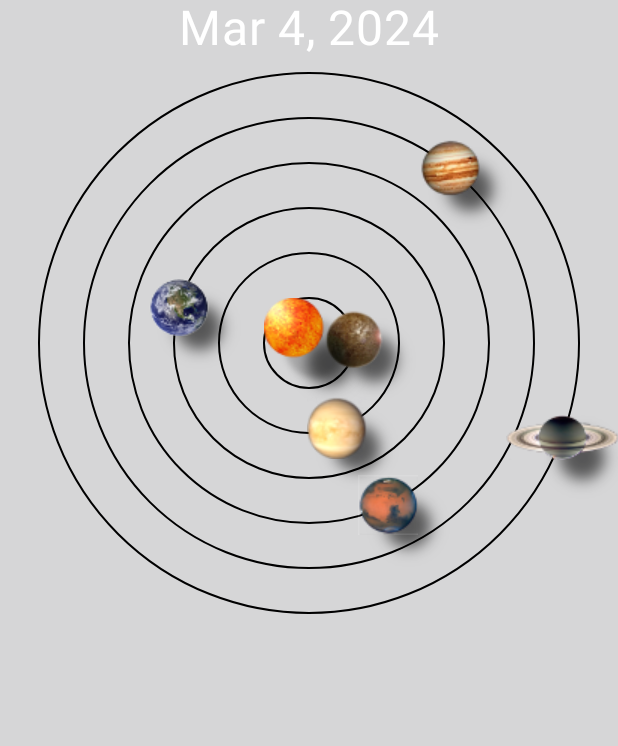
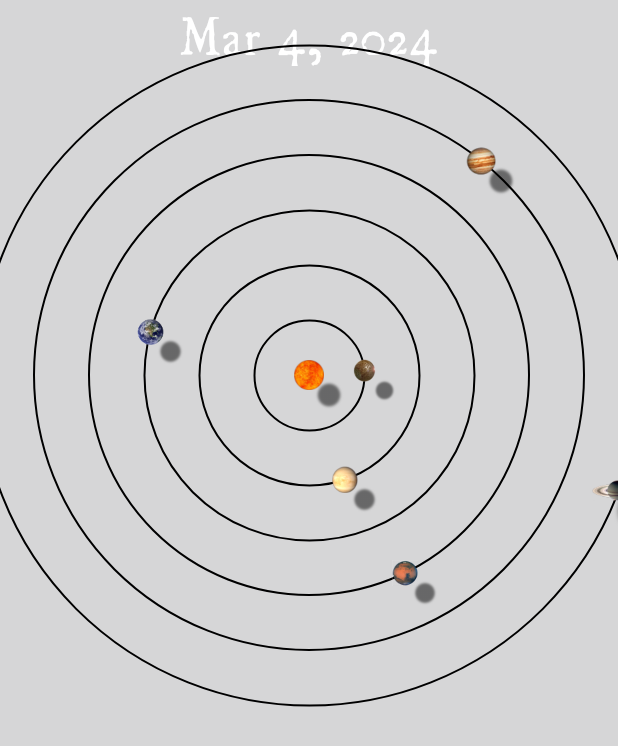
Before and after one commit to neveu/Astronomicon, an Android app built with Jetpack Compose: the screen it shows after launch (MainActivity), on a phone screen of 412 x 824 dp. Shown: the top 746 px of the screen. Run offline under Robolectric (Android 15) with nearby library versions, the phone set to English and light mode, and no system bars; our stand-ins replace EventBus.

Commit message:
more alchemical-looking font

```diff
--- a/app/src/main/java/fr/lehautcambara/astronomicon/MainActivity.kt
+++ b/app/src/main/java/fr/lehautcambara/astronomicon/MainActivity.kt
@@ -14,6 +14,8 @@ import androidx.compose.foundation.layout.absoluteOffset
 import androidx.compose.foundation.layout.fillMaxSize
 import androidx.compose.foundation.layout.fillMaxWidth
 import androidx.compose.foundation.layout.padding
+import androidx.compose.foundation.layout.requiredSize
+import androidx.compose.foundation.layout.size
 import androidx.compose.foundation.shape.CircleShape
 import androidx.compose.material3.MaterialTheme
 import androidx.compose.material3.Surface
@@ -34,6 +36,10 @@ import androidx.compose.ui.input.pointer.pointerInput
 import androidx.compose.ui.layout.ContentScale
 import androidx.compose.ui.layout.onGloballyPositioned
 import androidx.compose.ui.res.painterResource
+import androidx.compose.ui.text.font.Font
+import androidx.compose.ui.text.font.FontFamily
+import androidx.compose.ui.text.font.FontStyle
+import androidx.compose.ui.text.font.FontWeight
 import androidx.compose.ui.tooling.preview.Preview
 import androidx.compose.ui.unit.Dp
 import androidx.compose.ui.unit.IntOffset
@@ -63,7 +69,7 @@ class MainActivity : ComponentActivity() {
                 // A surface container using the 'background' color from the theme
                 Surface(
                     modifier = Modifier.fillMaxSize(),
-                    color = MaterialTheme.colorScheme.background
+                    //color = MaterialTheme.colorScheme.background
                 ) {
                     Screen(R.drawable.milkyway, R.drawable.acsquare4, orrery)
                 }
@@ -112,27 +118,30 @@ fun Screen(bg: Int, orreryBackground: Int, orrery: Orrery) {
 
 @Composable
 private fun OrreryDate(date: Date) {
+    val UglyQuaFamily = FontFamily(
+        Font(R.font.uglyqua, FontWeight.Normal),
+        Font(R.font.uglyqua_italic, FontWeight.Normal, FontStyle.Italic))
     Text(
         text = DateFormat.getDateInstance().format(date),
         color = Color.White,
+        fontFamily = UglyQuaFamily,
         fontSize = TextUnit(32.0F, TextUnitType.Sp),
     )
 }
 
 @Composable
-fun OrreryBox(orrery: Orrery, orreryBackground: Int, orbitIncrement: Int = 45) {
+fun OrreryBox(orrery: Orrery, orreryBackground: Int, orbitIncrement: Int = 55) {
     var size by remember { mutableStateOf(Size.Zero)}
 
     Box(modifier = Modifier
         .fillMaxWidth()
-        .padding(horizontal = Dp(16F))
+        //.padding(horizontal = Dp(16F))
         .paint(
             painterResource(id = orreryBackground),
             contentScale = ContentScale.FillWidth
         )
         .onGloballyPositioned { coordinates ->
             size = coordinates.size.toSize()
-            Log.d("Size", "$size")
         }
         .pointerInput(Unit) {
             detectDragGestures { change: PointerInputChange, dragAmount: Offset ->
@@ -140,15 +149,17 @@ fun OrreryBox(orrery: Orrery, orreryBackground: Int, orbitIncrement: Int = 45) {
             }
         }
     ) {
-
         val date = orrery.dateTime
-        DrawPlanetAndOrbit(r = orbitIncrement, orrery.mercury.eclipticCoords(date),  id = R.drawable.mercury, modifier = Modifier.align(Alignment.Center))
-        DrawPlanetAndOrbit(r = 0, orrery.sun.eclipticCoords(date), id = R.drawable.sun1, modifier = Modifier.align(Alignment.Center))
-        DrawPlanetAndOrbit(r = orbitIncrement*2, orrery.venus.eclipticCoords(date), id = R.drawable.venus40, modifier = Modifier.align(Alignment.Center))
-        DrawPlanetAndOrbit(r = orbitIncrement*3, orrery.earth.eclipticCoords(date),  id = R.drawable.earthjpg40, modifier = Modifier.align(Alignment.Center))
-        DrawPlanetAndOrbit(r = orbitIncrement*4, orrery.mars.eclipticCoords(date), id = R.drawable.mars, modifier = Modifier.align(Alignment.Center))
-        DrawPlanetAndOrbit(r = orbitIncrement*5, orrery.jupiter.eclipticCoords(date), id = R.drawable.jupiter, modifier = Modifier.align(Alignment.Center))
-        DrawPlanetAndOrbit(r = orbitIncrement*6, orrery.saturn.eclipticCoords(date), id = R.drawable.saturn30, modifier = Modifier.align(Alignment.Center))
+        val modifier = Modifier.align(Alignment.Center)
+        with(orrery) {
+            DrawPlanetAndOrbit(r = orbitIncrement, mercury.eclipticCoords(date),  id = R.drawable.mercury, modifier = modifier.size(15.dp))
+            DrawPlanetAndOrbit(r = 0, sun.eclipticCoords(date), id = R.drawable.sun2, modifier = modifier.size(20.dp))
+            DrawPlanetAndOrbit(r = orbitIncrement*2, venus.eclipticCoords(date), id = R.drawable.venus40, modifier = modifier.size(18.dp))
+            DrawPlanetAndOrbit(r = orbitIncrement*3, earth.eclipticCoords(date),  id = R.drawable.earthjpg40, modifier = modifier.size(18.dp))
+            DrawPlanetAndOrbit(r = orbitIncrement*4, mars.eclipticCoords(date), id = R.drawable.mars, modifier = modifier.size(17.dp))
+            DrawPlanetAndOrbit(r = orbitIncrement*5, jupiter.eclipticCoords(date), id = R.drawable.jupiter, modifier = modifier.size(20.dp))
+            DrawPlanetAndOrbit(r = orbitIncrement*6, saturn.eclipticCoords(date), id = R.drawable.saturn30, modifier = modifier.size(35.dp))
+        }
     }
 }
 
@@ -181,13 +192,12 @@ fun DrawPlanet(r: Int, a: Double, id: Int, modifier: Modifier){
 @Composable
 fun DrawPlanet(x: Int, y: Int, id: Int, modifier: Modifier) {
     // shadow
-    Image(painterResource(id = R.drawable.shadow30x30), "shadow",
-        modifier=modifier
-            .absoluteOffset {IntOffset(x+20, -(y - 20) ) })
+    Image(painterResource(id = R.drawable.shadow), "shadow",
+        modifier=modifier.absoluteOffset {IntOffset(x+20, -(y - 20) ) }
+
+    )
     Image(painterResource(id = id), "Planet",
-        modifier = modifier
-            .absoluteOffset { IntOffset(x, -y) }
-            //.shadow(elevation = 20.dp, shape = CircleShape, clip = false, spotColor = Color.Red)
+        modifier = modifier.absoluteOffset { IntOffset(x, -y) }
     )
 }
 
```
Also changed, not shown: app/src/main/res/drawable/shadow.png (added), app/src/main/res/font/uglyqua.ttf (added), app/src/main/res/font/uglyqua_italic.ttf (added).
